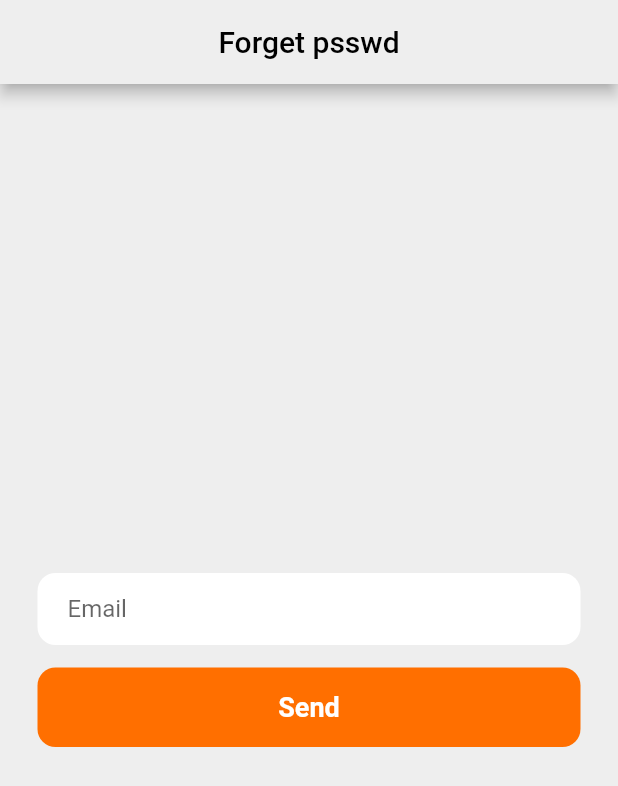
After one commit to medait-3/Auth_firebase_flutter-demo, a Flutter app: the screen it shows after launch, after a tap on "Forgot Password?", after a tap on "Send", on a phone screen of 412 x 824 dp. The commit adds this screen. Shown: the top 786 px of the screen. Run offline on Flutter 3.47's test engine with Material 2 defaults, Android fonts, the light colour scheme and no system bars; our stand-ins replace auth_buttons, firebase_auth, firebase_core, google_sign_in; missing offline and left inert: flutter_facebook_auth; accounts and stored records are empty; network calls fail.

Commit message:
forgetpwd

```diff
--- /dev/null
+++ b/lib/forgetpassword/forgetpasword.dart
@@ -0,0 +1,100 @@
+import 'package:firebase_auth/firebase_auth.dart';
+import 'package:flutter/material.dart';
+import 'package:flutter/src/widgets/container.dart';
+import 'package:flutter/src/widgets/framework.dart';
+
+class ForgetPsswd extends StatefulWidget {
+  const ForgetPsswd({super.key});
+
+  @override
+  State<ForgetPsswd> createState() => _ForgetPsswdState();
+}
+
+class _ForgetPsswdState extends State<ForgetPsswd> {
+  final _emailController = TextEditingController();
+
+  void sendResetPassword() {
+    User? user = FirebaseAuth.instance.currentUser;
+    FirebaseAuth.instance.sendPasswordResetEmail(
+      // email: _emailController.toString(),
+      email: _emailController.text.trim(),
+    );
+    print("gooood");
+  }
+
+  @override
+  void dispose() {
+    super.dispose();
+    _emailController.dispose();
+  }
+
+  @override
+  Widget build(BuildContext context) {
+    return Scaffold(
+        appBar: AppBar(
+          centerTitle: true,
+          backgroundColor: Colors.grey[200],
+          title: Text(
+            "Forget psswd",
+            style: TextStyle(color: Colors.black),
+          ),
+        ),
+        backgroundColor: Colors.grey[200],
+        body: SafeArea(
+          child: Center(
+              child: SingleChildScrollView(
+            child: Column(
+              mainAxisAlignment: MainAxisAlignment.center,
+              children: [
+                Padding(
+                  padding: EdgeInsets.symmetric(horizontal: 25),
+                  child: Container(
+                    decoration: BoxDecoration(
+                        color: Colors.white,
+                        borderRadius: BorderRadius.circular(12)),
+                    child: Padding(
+                      padding: EdgeInsets.symmetric(horizontal: 20),
+                      child: TextField(
+                        cursorColor: Colors.amber[900],
+                        keyboardType: TextInputType.emailAddress,
+                        controller: _emailController,
+                        decoration: InputDecoration(
+                          border: InputBorder.none,
+                          hintText: 'Email',
+                        ),
+                      ),
+                    ),
+                  ),
+                ),
+                SizedBox(
+                  height: 15,
+                ),
+                //sing button
+                Padding(
+                  padding: const EdgeInsets.symmetric(horizontal: 25),
+                  child: GestureDetector(
+                    onTap: sendResetPassword,
+                    child: Container(
+                      padding: EdgeInsets.all(16),
+                      decoration: BoxDecoration(
+                          color: Colors.amber[900],
+                          borderRadius: BorderRadius.circular(12)),
+                      child: Center(
+                        child: Text(
+                          'Send',
+                          style: TextStyle(
+                            color: Colors.white,
+                            fontWeight: FontWeight.bold,
+                            fontSize: 18,
+                          ),
+                        ),
+                      ),
+                    ),
+                  ),
+                ),
+              ],
+            ),
+          )),
+        ));
+  }
+}
--- a/lib/main.dart
+++ b/lib/main.dart
@@ -4,6 +4,8 @@ import 'package:authfirebase/secreens/login.dart';
 import 'package:authfirebase/secreens/singup.dart';
 import 'package:flutter/material.dart';
 import 'package:firebase_core/firebase_core.dart';
+
+import 'forgetpassword/forgetpasword.dart';
 
 void main() async {
   WidgetsFlutterBinding.ensureInitialized();
@@ -19,7 +21,7 @@ class MyApp extends StatelessWidget {
   Widget build(BuildContext context) {
     return MaterialApp(
       debugShowCheckedModeBanner: false,
-      title: 'Flutter Demo',
+      title: 'Flutter AuhDemo',
       theme: ThemeData(),
       // home: const Auth(),
       routes: {
@@ -27,6 +29,7 @@ class MyApp extends StatelessWidget {
         'home': (context) => Home(),
         'signup': (context) => Signup(),
         'login': (context) => Login(),
+        'forgetpsswd': (context) => ForgetPsswd(),
       },
     );
   }
--- a/lib/secreens/login.dart
+++ b/lib/secreens/login.dart
@@ -25,6 +25,10 @@ class _LoginState extends State<Login> {
       email: _emailController.text.trim(),
       password: _passwordController.text.trim(),
     );
+  }
+
+  void goForgetPwd() {
+    Navigator.of(context).popAndPushNamed('forgetpsswd');
   }
 
   void gosignup() {
@@ -144,9 +148,12 @@ class _LoginState extends State<Login> {
                 child: Row(
                   mainAxisAlignment: MainAxisAlignment.end,
                   children: [
-                    Text(
-                      'Forgot Password?',
-                      style: TextStyle(color: Colors.grey[600]),
+                    GestureDetector(
+                      onTap: goForgetPwd,
+                      child: Text(
+                        'Forgot Password?',
+                        style: TextStyle(color: Colors.grey[600]),
+                      ),
                     ),
                   ],
                 ),
```
